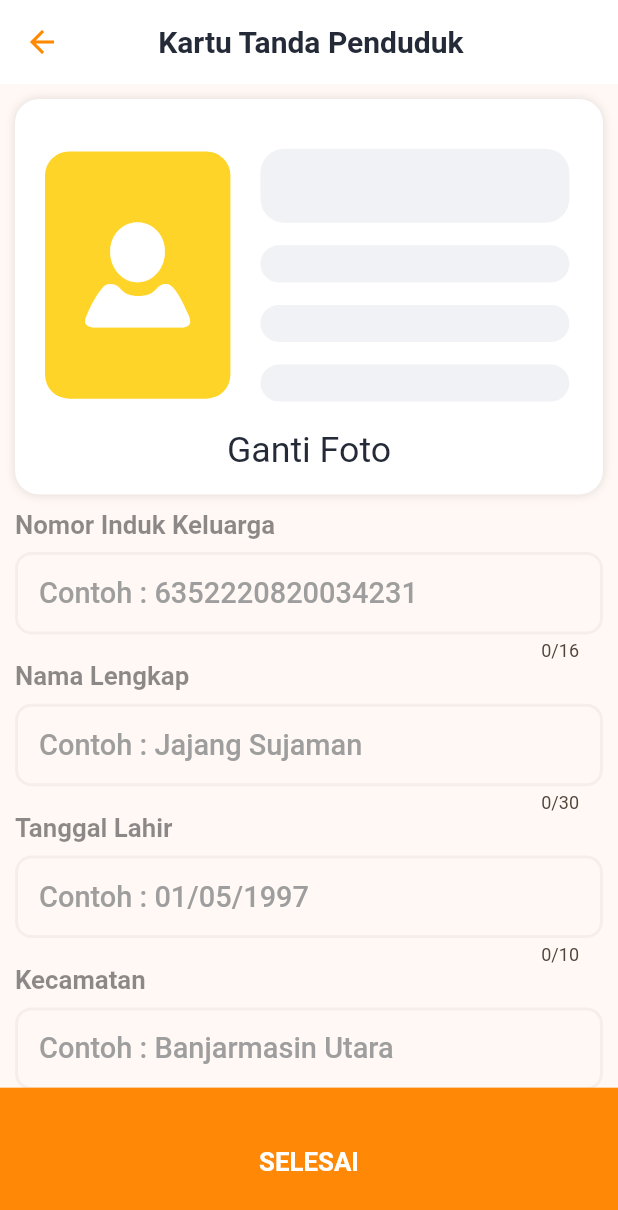
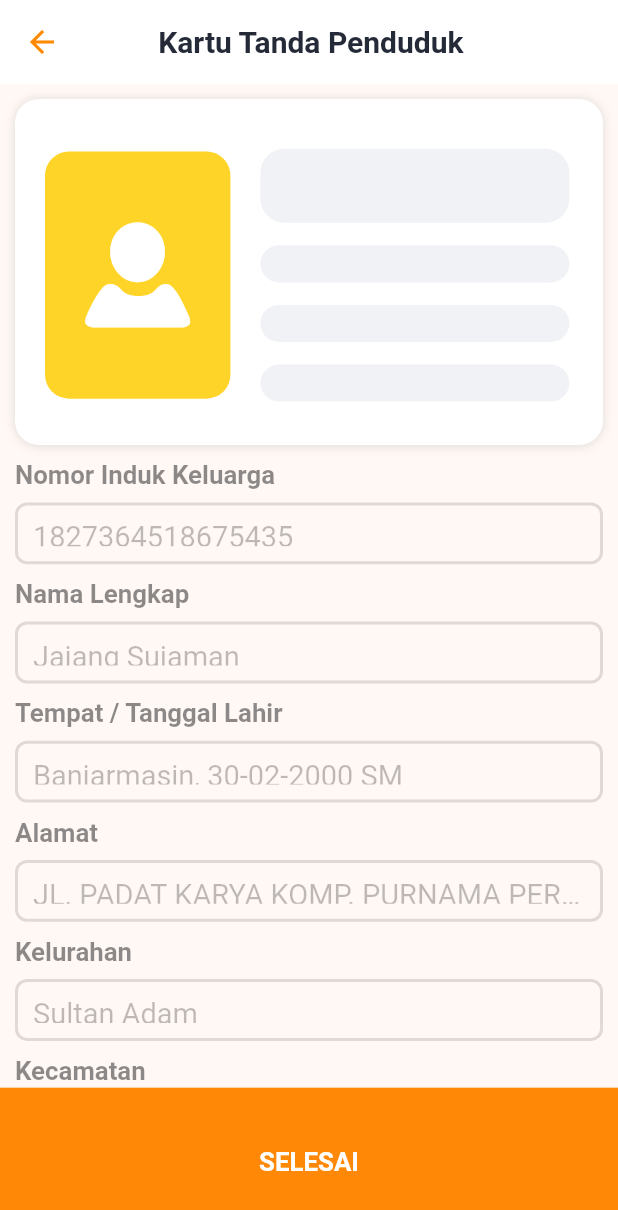
Before and after one commit to MirzaMlna/Tambalin, a Flutter app: the DocumentView screen opened directly, after a tap on "Kartu Tanda Penduduk (KTP)", on a phone screen of 412 x 824 dp. Shown: the top 1210 px of the screen. Run offline on Flutter 3.47's test engine with Material 2 defaults, Android fonts, the light colour scheme and no system bars; our stand-ins replace chat_bubbles, get, google_fonts, responsive_sizer, settings_ui; missing offline and left inert: flutter_verification_code.

Commit message:
💄Change Information Input to Information Data

```diff
--- a/lib/settings/views/document/views/document_view.dart
+++ b/lib/settings/views/document/views/document_view.dart
@@ -1,6 +1,6 @@
 import 'package:flutter/material.dart';
 import 'package:responsive_sizer/responsive_sizer.dart';
-import 'package:tambalin_app/settings/views/document/views/document_edit_view.dart';
+import 'package:tambalin_app/settings/views/document/views/id_card_view.dart';
 import 'package:tambalin_app/utlis/color_pallete.dart';
 import 'package:tambalin_app/utlis/tambalin_icons.dart';
 
@@ -29,7 +29,7 @@ class _DocumentViewState extends State<DocumentView> {
               width: 2.w,
             ),
             const Text(
-              'Atur Dokumen',
+              'Lihat Dokumen',
               style: TextStyle(
                 color: tambalinBlack,
                 fontWeight: FontWeight.w600,
@@ -50,7 +50,7 @@ class _DocumentViewState extends State<DocumentView> {
                 Navigator.push(
                     context,
                     MaterialPageRoute(
-                        builder: (context) => const DocumentEditView()));
+                        builder: (context) => const IDCardView()));
               },
               child: Container(
                   width: 100.w,
--- a/lib/settings/views/document/views/document_edit_view.dart
+++ b/lib/settings/views/document/views/id_card_view.dart
@@ -3,14 +3,14 @@ import 'package:responsive_sizer/responsive_sizer.dart';
 import 'package:tambalin_app/utlis/color_pallete.dart';
 import 'package:tambalin_app/utlis/tambalin_icons.dart';
 
-class DocumentEditView extends StatefulWidget {
-  const DocumentEditView({super.key});
+class IDCardView extends StatefulWidget {
+  const IDCardView({super.key});
 
   @override
-  State<DocumentEditView> createState() => _DocumentEditViewState();
+  State<IDCardView> createState() => _IDCardViewState();
 }
 
-class _DocumentEditViewState extends State<DocumentEditView> {
+class _IDCardViewState extends State<IDCardView> {
   @override
   Widget build(BuildContext context) {
     return Scaffold(
@@ -47,7 +47,7 @@ class _DocumentEditViewState extends State<DocumentEditView> {
             children: [
               Container(
                   width: 100.w,
-                  height: 32.h,
+                  height: 28.h,
                   margin: const EdgeInsets.only(bottom: 10.0),
                   padding: const EdgeInsets.only(top: 15.0),
                   decoration: BoxDecoration(
@@ -124,33 +124,21 @@ class _DocumentEditViewState extends State<DocumentEditView> {
                           ),
                         ],
                       ),
-                      InkWell(
-                        child: Text(
-                          'Ganti Foto',
-                          style: TextStyle(
-                            color: tambalinBlack,
-                            fontSize: 20.sp,
-                          ),
-                        ),
-                      )
                     ],
                   )),
-              const DocumentInput(
-                  title: 'Nomor Induk Keluarga',
-                  hint: 'Contoh : 6352220820034231',
-                  length: 16),
-              const DocumentInput(
-                  title: 'Nama Lengkap',
-                  hint: 'Contoh : Jajang Sujaman',
-                  length: 30),
-              const DocumentInput(
-                  title: 'Tanggal Lahir',
-                  hint: 'Contoh : 01/05/1997',
-                  length: 10),
-              const DocumentInput(
-                  title: 'Kecamatan',
-                  hint: 'Contoh : Banjarmasin Utara',
-                  length: 20),
+              const CardInformation(
+                  title: 'Nomor Induk Keluarga', value: '1827364518675435'),
+              const CardInformation(
+                  title: 'Nama Lengkap', value: 'Jajang Sujaman'),
+              const CardInformation(
+                  title: 'Tempat / Tanggal Lahir',
+                  value: 'Banjarmasin, 30-02-2000 SM'),
+              const CardInformation(
+                  title: 'Alamat',
+                  value: 'JL. PADAT KARYA KOMP. PURNAMA PERMAI III JLR 2A/26'),
+              const CardInformation(title: 'Kelurahan', value: 'Sultan Adam'),
+              const CardInformation(
+                  title: 'Kecamatan', value: 'Banjarmasin Utara'),
             ],
           ),
         ),
@@ -180,15 +168,14 @@ class _DocumentEditViewState extends State<DocumentEditView> {
   }
 }
 
-class DocumentInput extends StatelessWidget {
+class CardInformation extends StatelessWidget {
   final String title;
-  final String hint;
-  final int length;
-  const DocumentInput({
+  final String value;
+
+  const CardInformation({
     super.key,
     required this.title,
-    required this.hint,
-    required this.length,
+    required this.value,
   });
 
   @override
@@ -208,34 +195,27 @@ class DocumentInput extends StatelessWidget {
         SizedBox(
           height: 1.h,
         ),
-        TextFormField(
-          maxLength: length,
-          style: TextStyle(
-            fontSize: 18.sp,
+        Container(
+          width: 100.w,
+          height: 5.h,
+          padding: const EdgeInsets.all(10.0),
+          margin: const EdgeInsets.only(bottom: 10.0),
+          decoration: BoxDecoration(
+            borderRadius: BorderRadius.circular(8.0),
+            border: Border.all(
+              color: Colors.black12,
+              width: 2.0,
+            ),
           ),
-          cursorColor: tambalinPrimary,
-          decoration: InputDecoration(
-            enabledBorder: OutlineInputBorder(
-              borderRadius: BorderRadius.circular(11),
-              borderSide: const BorderSide(
-                color: Color.fromARGB(10, 0, 0, 0),
-                width: 2.0,
-              ),
-            ),
-            focusedBorder: OutlineInputBorder(
-              borderRadius: BorderRadius.circular(11.0),
-              borderSide: const BorderSide(
-                color: tambalinPrimary,
-                width: 1.0,
-              ),
-            ),
-            hintText: hint,
-            hintStyle: TextStyle(
-              color: Colors.grey,
+          child: Text(
+            value,
+            overflow: TextOverflow.ellipsis,
+            style: TextStyle(
+              color: Colors.black26,
               fontSize: 18.sp,
             ),
           ),
-        ),
+        )
       ],
     );
   }
--- a/lib/settings/views/settings_separated.dart
+++ b/lib/settings/views/settings_separated.dart
@@ -19,7 +19,7 @@ class Settings {
 }
 
 List settingItems = [
-  Settings(Colors.greenAccent, Tambalin.id_contact, 'Atur Dokumen',
+  Settings(Colors.greenAccent, Tambalin.id_contact, 'Lihat Dokumen',
       const DocumentView()),
   Settings(Colors.yellow[700], Tambalin.favorites, 'Penilaian',
       const SettingsPage()),
```
